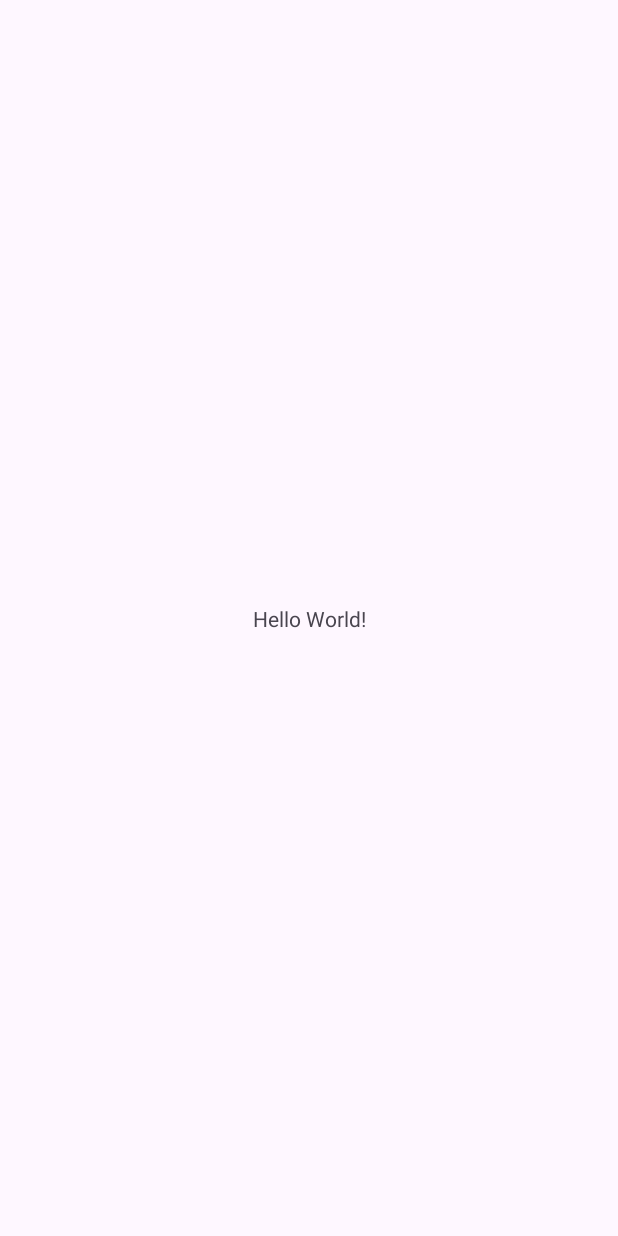
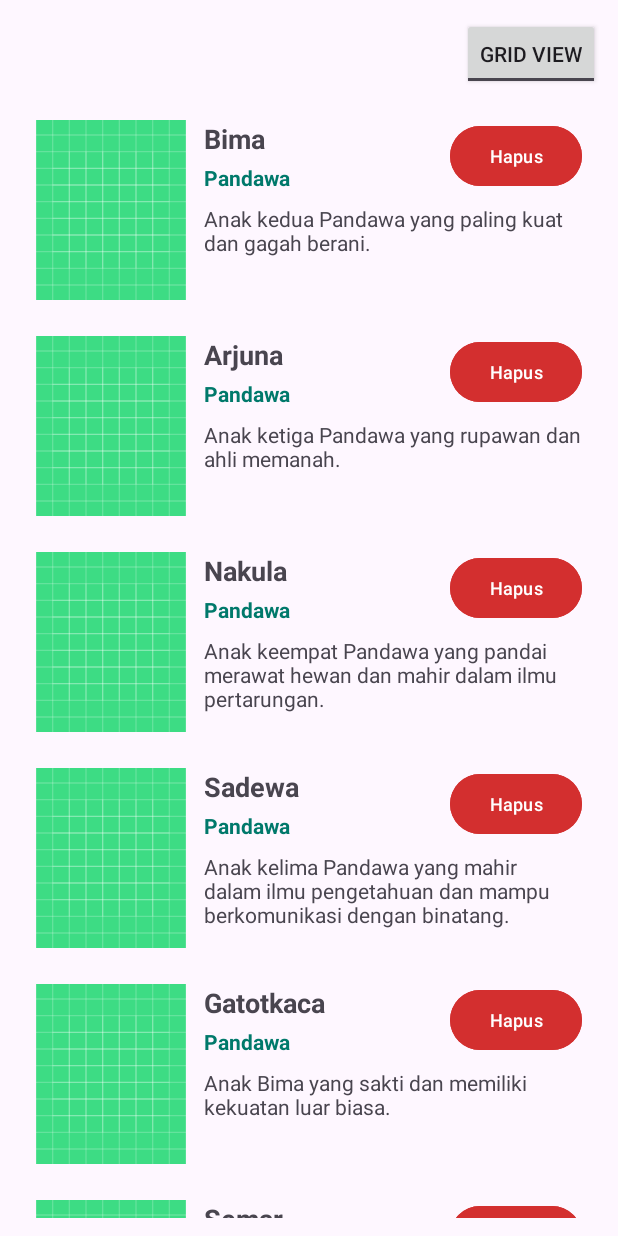
Before and after one commit to Gading73/recyclerviewwayang, an Android app: the screen it shows after launch (MainActivity), on a phone screen of 412 x 824 dp. Before the commit the screen is almost empty. Run offline under Robolectric (Android 15) with nearby library versions, the phone set to English and light mode, and no system bars.

Commit message:
Sesi 4: Finalisasi MainActivity dengan Toggle LayoutManager, Intent Detail, AlertDialog Hapus, dan Animasi

```diff
--- a/app/src/main/java/c14220073/recyclerviewwayang/MainActivity.kt
+++ b/app/src/main/java/c14220073/recyclerviewwayang/MainActivity.kt
@@ -1,20 +1,105 @@
 package c14220073.recyclerviewwayang
 
+import android.content.Intent
 import android.os.Bundle
-import androidx.activity.enableEdgeToEdge
+import android.widget.Toast
+import androidx.appcompat.app.AlertDialog
 import androidx.appcompat.app.AppCompatActivity
-import androidx.core.view.ViewCompat
-import androidx.core.view.WindowInsetsCompat
+import androidx.recyclerview.widget.DefaultItemAnimator
+import androidx.recyclerview.widget.GridLayoutManager
+import androidx.recyclerview.widget.LinearLayoutManager
+import androidx.recyclerview.widget.StaggeredGridLayoutManager
+import c14220073.recyclerviewwayang.databinding.ActivityMainBinding
 
 class MainActivity : AppCompatActivity() {
+
+    private lateinit var binding: ActivityMainBinding
+    private val _arWayang = ArrayList<DcWayang>()
+
+    private var _nama: Array<String> = arrayOf()
+    private var _karakter: Array<String> = arrayOf()
+    private var _deskripsi: Array<String> = arrayOf()
+    private var _gambar: Array<String> = arrayOf()
+
     override fun onCreate(savedInstanceState: Bundle?) {
         super.onCreate(savedInstanceState)
-        enableEdgeToEdge()
-        setContentView(R.layout.activity_main)
-        ViewCompat.setOnApplyWindowInsetsListener(findViewById(R.id.main)) { v, insets ->
-            val systemBars = insets.getInsets(WindowInsetsCompat.Type.systemBars())
-            v.setPadding(systemBars.left, systemBars.top, systemBars.right, systemBars.bottom)
-            insets
+        binding = ActivityMainBinding.inflate(layoutInflater)
+        setContentView(binding.root)
+
+        siapkanData()
+        tambahData()
+        tampilkanData()
+
+        binding.btnToggleLayout.setOnCheckedChangeListener { _, _ ->
+            tampilkanData()
         }
     }
+
+    private fun siapkanData() {
+        _nama = resources.getStringArray(R.array.namaWayang)
+        _karakter = resources.getStringArray(R.array.karakterUtamaWayang)
+        _deskripsi = resources.getStringArray(R.array.deskripsiWayang)
+        _gambar = resources.getStringArray(R.array.gambarWayang)
+    }
+
+    private fun tambahData() {
+        _arWayang.clear()
+        for (i in _nama.indices) {
+            val wayang = DcWayang(
+                foto = _gambar[i],
+                nama = _nama[i],
+                karakter = _karakter[i],
+                deskripsi = _deskripsi[i]
+            )
+            _arWayang.add(wayang)
+        }
+    }
+
+    private fun tampilkanData() {
+        if (binding.btnToggleLayout.isChecked) {
+            binding.rvWayang.layoutManager = GridLayoutManager(this, 2)
+            // Alternatif StaggeredGridLayoutManager (Langkah 41):
+            // binding.rvWayang.layoutManager = StaggeredGridLayoutManager(2, LinearLayoutManager.VERTICAL)
+        } else {
+            binding.rvWayang.layoutManager = LinearLayoutManager(this)
+        }
+
+        binding.rvWayang.itemAnimator = DefaultItemAnimator().apply {
+            removeDuration = 400L
+        }
+
+        val adapterWayang = AdapterRecView(_arWayang)
+        adapterWayang.setOnItemClickCallback(object : AdapterRecView.OnItemClickCallback {
+            override fun onItemClicked(data: DcWayang) {
+                val intent = Intent(this@MainActivity, DetailActivity::class.java).apply {
+                    putExtra("nama", data.nama)
+                    putExtra("karakter", data.karakter)
+                    putExtra("deskripsi", data.deskripsi)
+                    putExtra("foto", data.foto)
+                }
+                startActivity(intent)
+            }
+
+            override fun delData(pos: Int) {
+                val item = _arWayang[pos]
+                AlertDialog.Builder(this@MainActivity)
+                    .setTitle("Konfirmasi HAPUS DATA")
+                    .setMessage("Apakah Benar Data ${item.nama} akan dihapus ?")
+                    .setPositiveButton("Hapus") { _, _ ->
+                        _arWayang.removeAt(pos)
+                        adapterWayang.notifyItemRemoved(pos)
+                        adapterWayang.notifyItemRangeChanged(pos, _arWayang.size - pos)
+                        Toast.makeText(
+                            this@MainActivity,
+                            "${item.nama} berhasil dihapus",
+                            Toast.LENGTH_SHORT
+                        ).show()
+                    }
+                    .setNegativeButton("Batal", null)
+                    .show()
+            }
+        })
+
+        binding.rvWayang.adapter = adapterWayang
+    }
 }
--- a/app/src/main/res/layout/activity_main.xml
+++ b/app/src/main/res/layout/activity_main.xml
@@ -1,19 +1,23 @@
 <?xml version="1.0" encoding="utf-8"?>
-<androidx.constraintlayout.widget.ConstraintLayout xmlns:android="http://schemas.android.com/apk/res/android"
-    xmlns:app="http://schemas.android.com/apk/res-auto"
-    xmlns:tools="http://schemas.android.com/tools"
-    android:id="@+id/main"
+<LinearLayout xmlns:android="http://schemas.android.com/apk/res/android"
     android:layout_width="match_parent"
     android:layout_height="match_parent"
-    tools:context=".MainActivity">
+    android:orientation="vertical"
+    android:padding="12dp">
 
-    <TextView
+    <ToggleButton
+        android:id="@+id/btnToggleLayout"
         android:layout_width="wrap_content"
         android:layout_height="wrap_content"
-        android:text="Hello World!"
-        app:layout_constraintBottom_toBottomOf="parent"
-        app:layout_constraintEnd_toEndOf="parent"
-        app:layout_constraintStart_toStartOf="parent"
-        app:layout_constraintTop_toTopOf="parent" />
+        android:layout_gravity="end"
+        android:layout_marginBottom="8dp"
+        android:checked="false"
+        android:textOff="Grid View"
+        android:textOn="List View" />
 
-</androidx.constraintlayout.widget.ConstraintLayout>
+    <androidx.recyclerview.widget.RecyclerView
+        android:id="@+id/rvWayang"
+        android:layout_width="match_parent"
+        android:layout_height="match_parent" />
+
+</LinearLayout>
```
